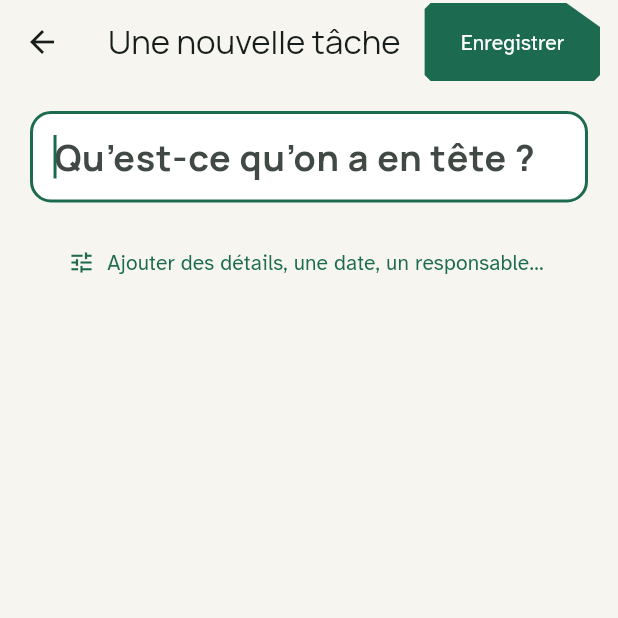
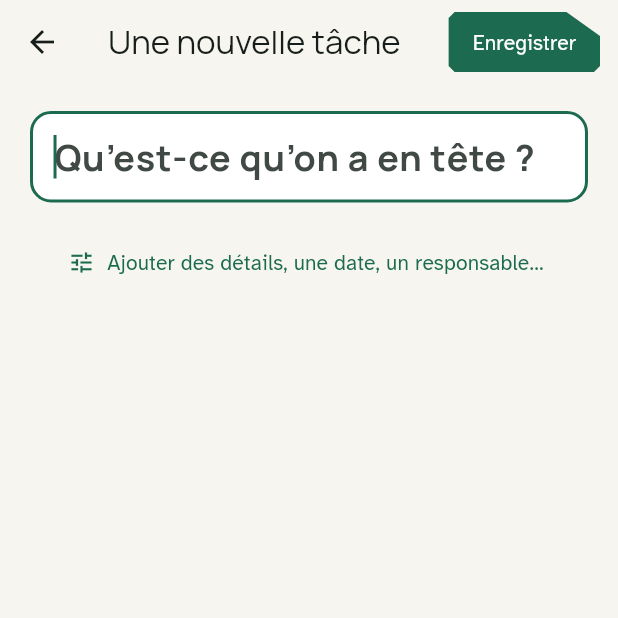
Before and after one commit to jmontenez/foyer, a Flutter app: the TicketPage screen opened directly with empty values, on a phone screen of 412 x 824 dp, the top half of it. Run offline on Flutter 3.47's test engine with Material 3 defaults, Android fonts, the phone set to English and light mode, and no system bars; our stand-ins replace firebase_core, firebase_messaging, flutter_secure_storage, google_sign_in, image_picker; missing offline and left inert: home_widget; accounts and stored records are empty; statements that could not run were skipped.

Commit message:
fix(redesign): volet de fiche — en-tête non débordant et fermeture au changement de destination
Retours appareil réel :
- en-tête du volet débordait (« Enregistrer » coupé) : le badge de priorité
  passe à l'AppBar plein écran seulement (la priorité est déjà au résumé),
  l'en-tête du volet reste compact (fermer / menu / Enregistrer), bouton
  resserré et ellipsé.
- le volet restait ouvert en changeant de destination : openDestination
  referme la fiche (detailOpen=false, selectedTicketId=null).

```diff
--- a/client/lib/main.dart
+++ b/client/lib/main.dart
@@ -1120,6 +1120,9 @@ class _HomeState extends State<Home> with WidgetsBindingObserver {
     void openDestination(int d) => setState(() {
       searching = false;
       query = '';
+      // Changer de destination referme la fiche ouverte dans le volet.
+      detailOpen = false;
+      selectedTicketId = null;
       tab = switch (d) {
         0 => 0,
         1 => 5,
@@ -3366,14 +3369,15 @@ class _TicketPageState extends State<TicketPage> {
       {'id': 'done', 'name': 'Terminé'},
       {'id': 'abandoned', 'name': 'Abandonné / décidé de ne pas faire'},
     ];
+    // Priorité : badge dans l'AppBar (route plein écran) seulement ; dans le
+    // volet, la priorité est déjà au résumé, l'en-tête reste compact.
+    final priorityBadge =
+        existing && (t['priority'] == 'urgent' || t['priority'] == 'high')
+        ? PriorityBadge(
+            t['priority'] == 'urgent' ? TaskBadge.urgent : TaskBadge.high,
+          )
+        : null;
     final topActions = <Widget>[
-      if (existing && (t['priority'] == 'urgent' || t['priority'] == 'high'))
-        Padding(
-          padding: const EdgeInsets.only(right: 8),
-          child: PriorityBadge(
-            t['priority'] == 'urgent' ? TaskBadge.urgent : TaskBadge.high,
-          ),
-        ),
       if (existing)
         PopupMenuButton<String>(
           tooltip: 'Plus d’actions',
@@ -3402,8 +3406,14 @@ class _TicketPageState extends State<TicketPage> {
       Padding(
         padding: const EdgeInsets.only(right: 12),
         child: FilledButton(
+          style: FilledButton.styleFrom(
+            padding: const EdgeInsets.symmetric(horizontal: 16),
+          ),
           onPressed: saving ? null : () => save(),
-          child: Text(saving ? 'Enregistrement…' : 'Enregistrer'),
+          child: Text(
+            saving ? 'Enregistrement…' : 'Enregistrer',
+            overflow: TextOverflow.ellipsis,
+          ),
         ),
       ),
     ];
@@ -3871,7 +3881,14 @@ class _TicketPageState extends State<TicketPage> {
       child: Scaffold(
         appBar: AppBar(
           title: Text(t['id'] == null ? 'Une nouvelle tâche' : ''),
-          actions: topActions,
+          actions: [
+            if (priorityBadge != null)
+              Padding(
+                padding: const EdgeInsets.only(right: 8),
+                child: Center(child: priorityBadge),
+              ),
+            ...topActions,
+          ],
         ),
         body: body,
       ),
```
